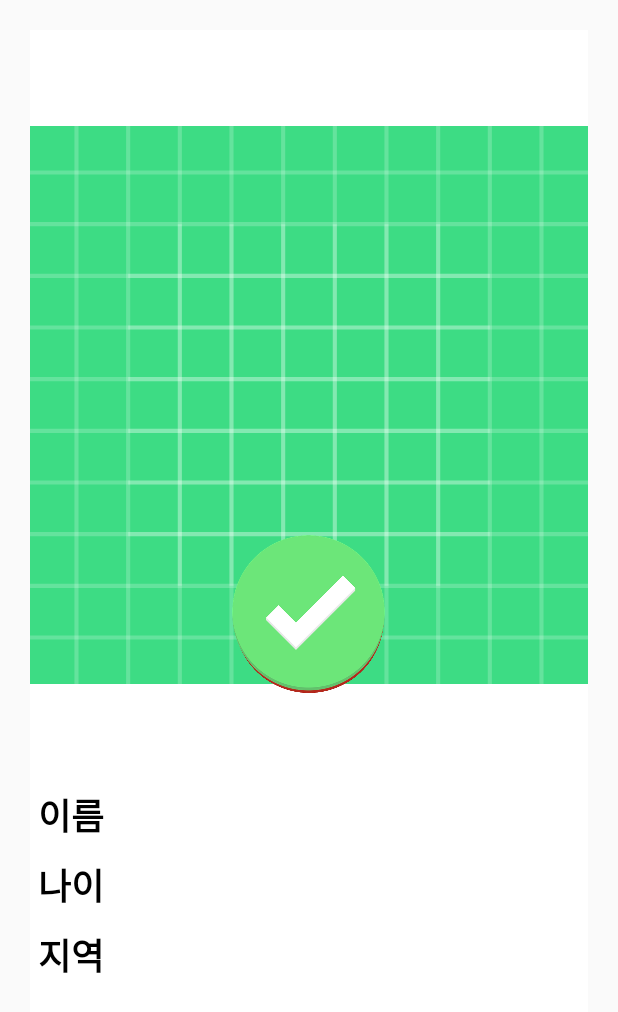
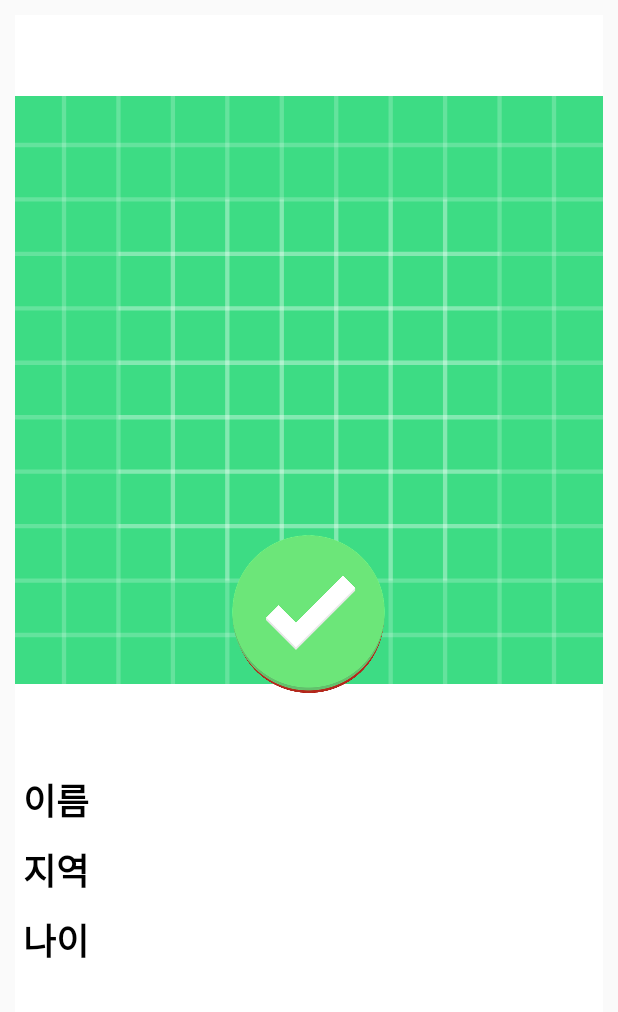
Before and after one commit to shinyelee/Dating_App, an Android app: the layout item_card.xml on its own in the app's theme, with its tools: preview values and no code run, on a phone screen of 412 x 824 dp. Shown: the top 1012 px of the screen. Run offline under Robolectric (Android 15) with nearby library versions, the light colour scheme and no system bars.

Commit message:
Load user info (3)

```diff
--- a/app/src/main/java/com/shinyelee/dating_app/MainActivity.kt
+++ b/app/src/main/java/com/shinyelee/dating_app/MainActivity.kt
@@ -79,7 +79,7 @@ class MainActivity : AppCompatActivity() {
 
         })
 
-        // 카드스택어댑터에 데이터 넣어주기
+        // 카드스택어댑터에 데이터 넘겨주기
         cardStackAdapter = CardStackAdapter(baseContext, usersDataList)
         cardStackView.layoutManager = manager
         cardStackView.adapter = cardStackAdapter
--- a/app/src/main/res/layout/item_card.xml
+++ b/app/src/main/res/layout/item_card.xml
@@ -4,7 +4,7 @@
     xmlns:android="http://schemas.android.com/apk/res/android"
     android:layout_width="match_parent"
     android:layout_height="match_parent"
-    android:layout_margin="20dp">
+    android:layout_margin="10dp">
 
     <!-- 프로필 -->
     <LinearLayout
@@ -20,6 +20,7 @@
             android:src="@drawable/ic_launcher_background"/>
 
         <TextView
+            android:id="@+id/itemNickname"
             android:text="이름"
             android:textSize="24sp"
             android:textColor="@color/black"
@@ -29,7 +30,8 @@
             android:layout_margin="5dp" />
 
         <TextView
-            android:text="나이"
+            android:id="@+id/itemCity"
+            android:text="지역"
             android:textSize="24sp"
             android:textColor="@color/black"
             android:textStyle="bold"
@@ -38,7 +40,8 @@
             android:layout_margin="5dp" />
 
         <TextView
-            android:text="지역"
+            android:id="@+id/itemAge"
+            android:text="나이"
             android:textSize="24sp"
             android:textColor="@color/black"
             android:textStyle="bold"
```
Also changed, not shown: app/src/main/java/com/shinyelee/dating_app/slider/CardStackAdapter.kt (+11 -0 lines).
